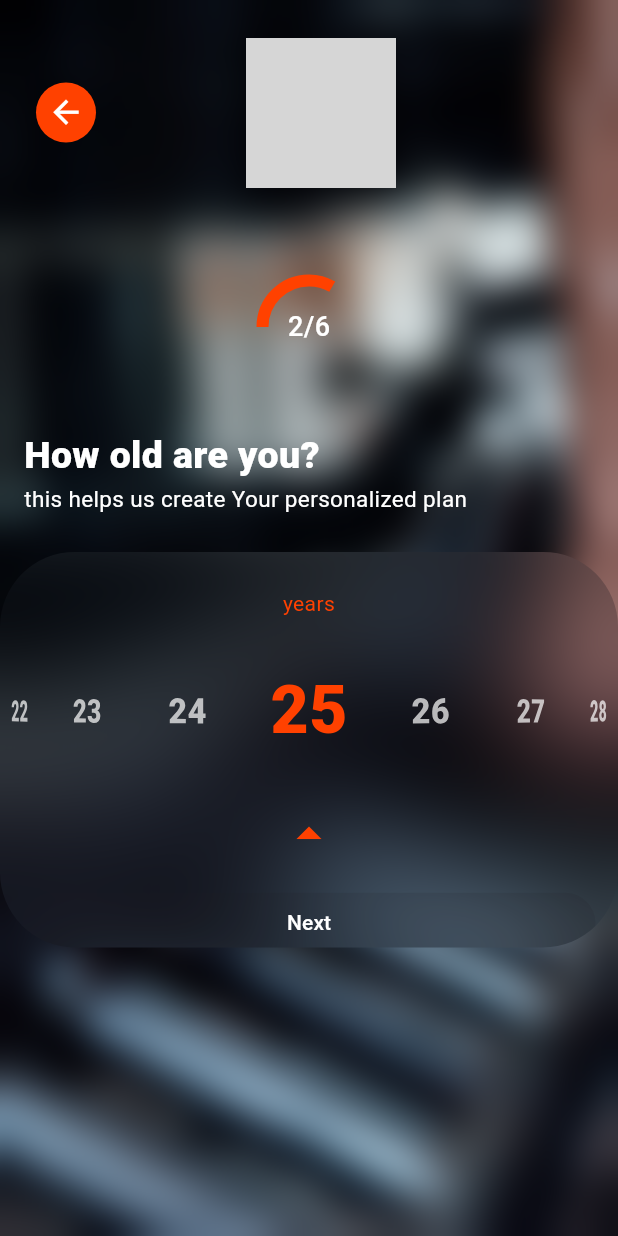
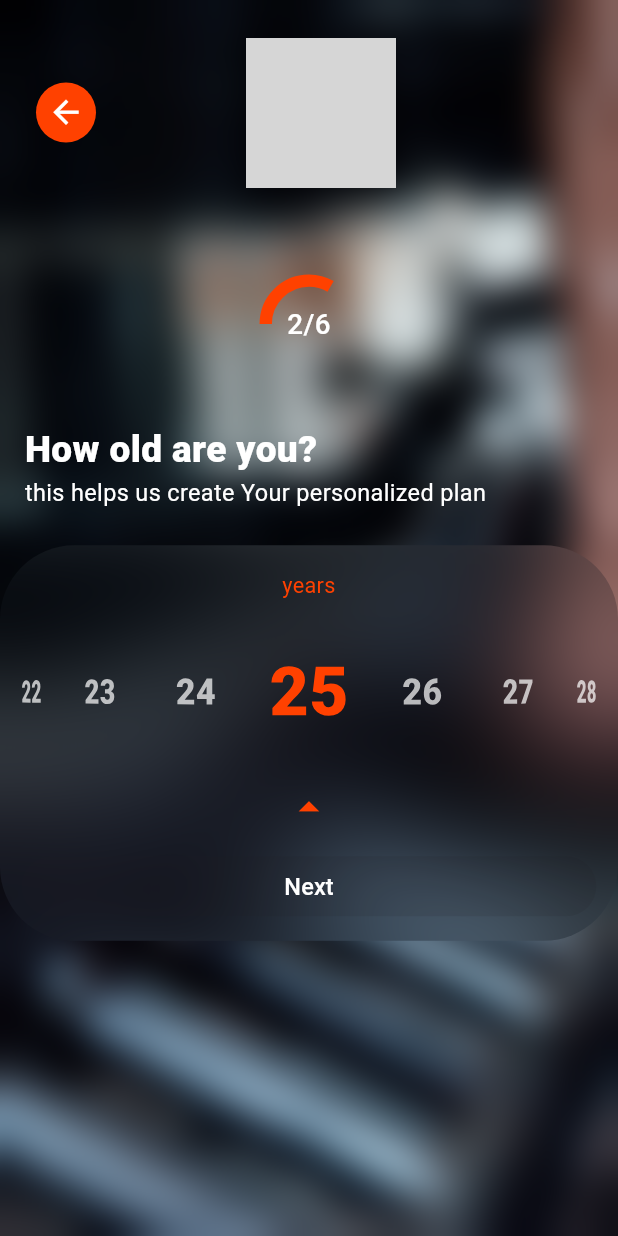
Before and after one commit to mohamedrefat909/fitness, a Flutter app: the MeasurePageView screen opened by its route, swiped to page 2, on a phone screen of 412 x 824 dp. Run offline on Flutter 3.47's test engine with Material 3 defaults, Android fonts, the phone set to English and light mode, and no system bars; drawn by our look-alikes of percent_indicator; our stand-ins replace dio, google_fonts, injectable, retrofit; generated files the repository leaves out were written again; grey boxes are pictures that could not be loaded.

Commit message:
fix(bodyMeasures):fix responsive issues

```diff
--- a/lib/features/measurments/body_measures.dart
+++ b/lib/features/measurments/body_measures.dart
@@ -32,6 +32,10 @@
 
   @override
   Widget build(BuildContext context) {
+    final screenSize = MediaQuery.of(context).size;
+    final screenHeight = screenSize.height;
+    final screenWidth = screenSize.width;
+
     return BackgroundPic(
       child: Column(
         crossAxisAlignment: CrossAxisAlignment.start,
@@ -44,15 +48,15 @@
                 ),
           ),
           Padding(
-            padding: EdgeInsetsGeometry.symmetric(
-              vertical: MediaQuery.of(context).size.height * .04,
+            padding: EdgeInsets.symmetric(
+              vertical: screenHeight * .04,
             ),
             child: Center(
               child: RotatedBox(
                 quarterTurns: 3,
                 child: CircularPercentIndicator(
-                  radius: 35,
-                  lineWidth: 8.0,
+                  radius: screenWidth * 0.08,
+                  lineWidth: screenWidth * 0.02,
                   percent: index / 6,
                   center: RotatedBox(
                     quarterTurns: 1,
@@ -61,7 +65,7 @@
                       style: TextStyle(
                         fontWeight: FontWeight.w500,
                         color: Colors.white,
-                        fontSize: 18,
+                        fontSize: screenWidth * 0.045,
                       ),
                     ),
                   ),
@@ -73,11 +77,11 @@
             ),
           ),
           Padding(
-            padding: const EdgeInsets.symmetric(horizontal: 16),
+            padding: EdgeInsets.symmetric(horizontal: screenWidth * 0.04),
             child: Text(
               question,
               style: TextStyle(
-                fontSize: 25,
+                fontSize: screenWidth * 0.06,
                 color: Colors.white,
                 fontWeight: FontWeight.w800,
               ),
@@ -85,18 +89,18 @@
             ),
           ),
           Padding(
-            padding: const EdgeInsets.symmetric(horizontal: 16),
+            padding: EdgeInsets.symmetric(horizontal: screenWidth * 0.04),
             child: Text(
               "this helps us create Your personalized plan",
               style: TextStyle(
-                fontSize: 15,
+                fontSize: screenWidth * 0.038,
                 color: Colors.white,
                 fontWeight: FontWeight.w400,
               ),
               textAlign: TextAlign.start,
             ),
           ),
-          SizedBox(height: 25),
+          SizedBox(height: screenHeight * 0.03),
           WheelWidget(
             onValueChanged: onValueChanged,
             initialValue: initialValue,
--- a/lib/features/measurments/measure_page_view.dart
+++ b/lib/features/measurments/measure_page_view.dart
@@ -10,6 +10,10 @@
 
   @override
   Widget build(BuildContext context) {
+    final screenSize = MediaQuery.of(context).size;
+    final screenHeight = screenSize.height;
+    final screenWidth = screenSize.width;
+
     return PageView(
       controller: controller,
       physics: NeverScrollableScrollPhysics(),
--- a/lib/features/measurments/wheel_widget.dart
+++ b/lib/features/measurments/wheel_widget.dart
@@ -50,37 +50,40 @@
 
   @override
   Widget build(BuildContext context) {
+    final screenSize = MediaQuery.of(context).size;
+    final screenHeight = screenSize.height;
+    final screenWidth = screenSize.width;
+
     return ClipRRect(
-      borderRadius: BorderRadius.circular(50),
+      borderRadius: BorderRadius.circular(screenWidth * 0.12),
       child: BackdropFilter(
         filter: ImageFilter.blur(sigmaX: 35, sigmaY: 35),
         child: Container(
-          height: MediaQuery.of(context).size.height * .32,
-          decoration: BoxDecoration(borderRadius: BorderRadius.circular(20)),
+          height: screenHeight * .32,
+          decoration: BoxDecoration(borderRadius: BorderRadius.circular(screenWidth * 0.05)),
           child: Column(
             crossAxisAlignment: CrossAxisAlignment.stretch,
             children: [
               Padding(
                 padding: EdgeInsets.only(
-                  top: MediaQuery.of(context).size.height * .03,
+                  top: screenHeight * .02,
                 ),
                 child: Text(
                   widget.unit,
                   textAlign: TextAlign.center,
                   style: TextStyle(
-                    fontSize: 14,
+                    fontSize: screenWidth * 0.035,
                     fontWeight: FontWeight.w400,
                     color: AppColors.primaryColor,
                   ),
                 ),
               ),
-              SizedBox(
-                height: MediaQuery.of(context).size.height * .15,
+              Expanded(
                 child: RotatedBox(
                   quarterTurns: 3,
                   child: ListWheelScrollView.useDelegate(
                     controller: _scrollController,
-                    itemExtent: 80,
+                    itemExtent: screenHeight * 0.09,
                     perspective: 0.003,
                     diameterRatio: 2.0,
                     physics: const FixedExtentScrollPhysics(),
@@ -111,7 +114,7 @@
                                 color: isSelected
                                     ? AppTheme.lightTheme.primaryColor
                                     : Colors.white70,
-                                fontSize: isSelected ? 44 : 24,
+                                fontSize: isSelected ? screenWidth * 0.11 : screenWidth * 0.06,
                                 fontWeight: FontWeight.w800,
                               ),
                             ),
@@ -125,10 +128,10 @@
               Icon(
                 Icons.arrow_drop_up,
                 color: AppColors.primaryColor,
-                size: 40,
+                size: screenWidth * 0.08,
               ),
               Padding(
-                padding: const EdgeInsets.symmetric(horizontal: 15, vertical: 15),
+                padding: EdgeInsets.symmetric(horizontal: screenWidth * 0.035, vertical: screenHeight * 0.015),
                 child: ElevatedButton(
                   onPressed: _isChanged ? widget.onTap : null,
                   style: ElevatedButton.styleFrom(
@@ -136,12 +139,15 @@
                         ? AppColors.primaryColor
                         : AppColors.primaryColor.withOpacity(0.5),
                     shape: RoundedRectangleBorder(
-                      borderRadius: BorderRadius.circular(20),
+                      borderRadius: BorderRadius.circular(screenWidth * 0.05),
                     ),
                   ),
                   child: Text(
                     widget.buttonText,
-                    style: const TextStyle(color: Colors.white),
+                    style: TextStyle(
+                      color: Colors.white,
+                      fontSize: screenWidth * 0.038,
+                    ),
                   ),
                 ),
               ),
```
Also changed, not shown: lib/features/measurments/select_gender.dart (+41 -35 lines).
